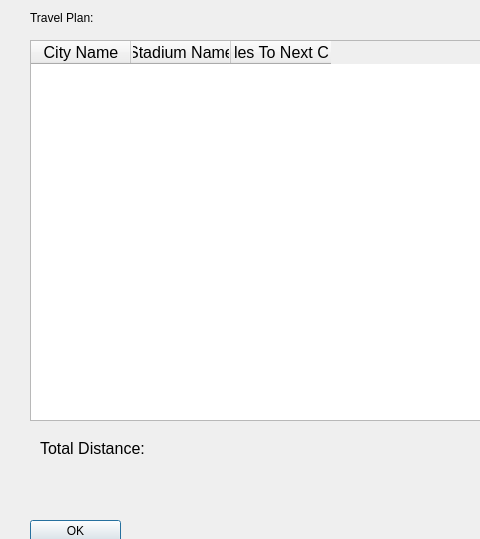
First picture: the form in app/RouteDisplayer.ui, repository TheBeesKnees111/Gamer-Girls, before the edit; both pictures show x 0 to 480 and y 0 to 539 of the 871 by 637 pixel window.
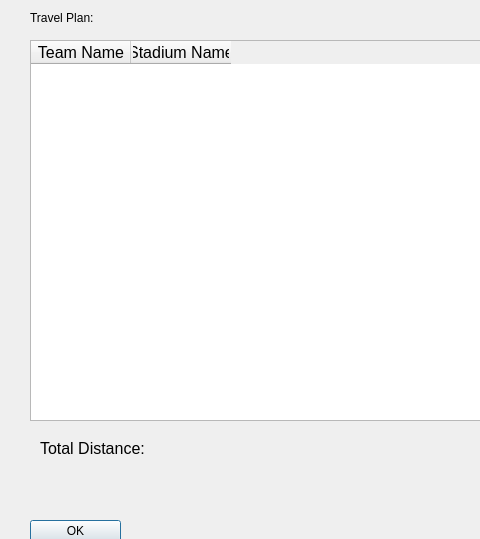
Second picture: the form after the edit.

Diff of the .ui file:
```diff
--- a/app/RouteDisplayer.ui
+++ b/app/RouteDisplayer.ui
@@ -61,7 +61,7 @@
    <property name="geometry">
     <rect>
      <x>150</x>
-     <y>330</y>
+     <y>440</y>
      <width>141</width>
      <height>20</height>
     </rect>
@@ -107,7 +107,7 @@
    </property>
    <column>
     <property name="text">
-     <string>City Name</string>
+     <string>Team Name</string>
     </property>
    </column>
    <column>
@@ -115,11 +115,6 @@
      <string>Stadium Name</string>
     </property>
    </column>
-   <column>
-    <property name="text">
-     <string>Miles To Next City</string>
-    </property>
-   </column>
   </widget>
  </widget>
  <resources/>
```
